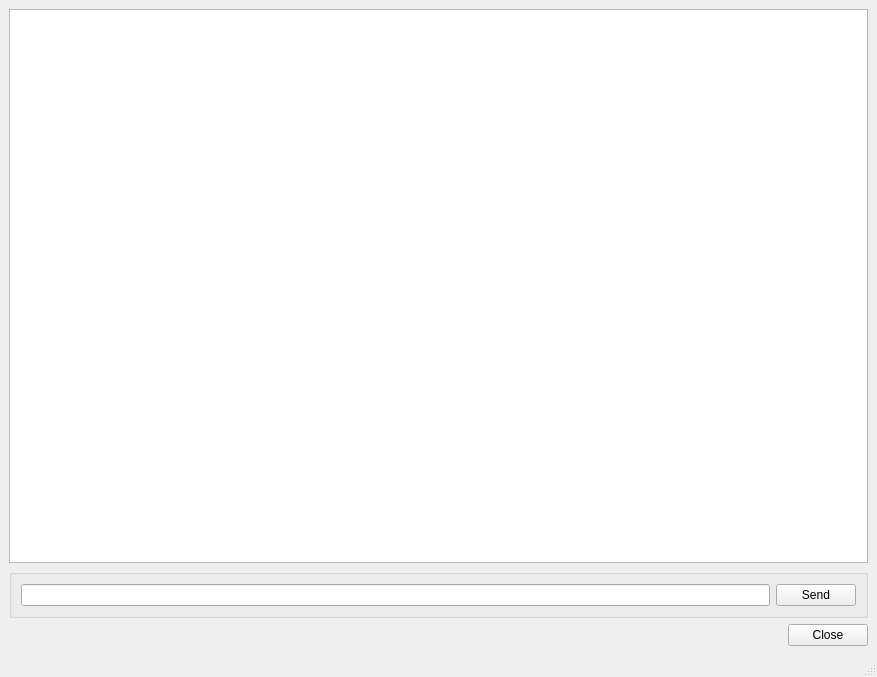
First picture: the form in Source/Tools/recon/MainWindow.ui, repository cat-anna/MoonGlare, before the edit.
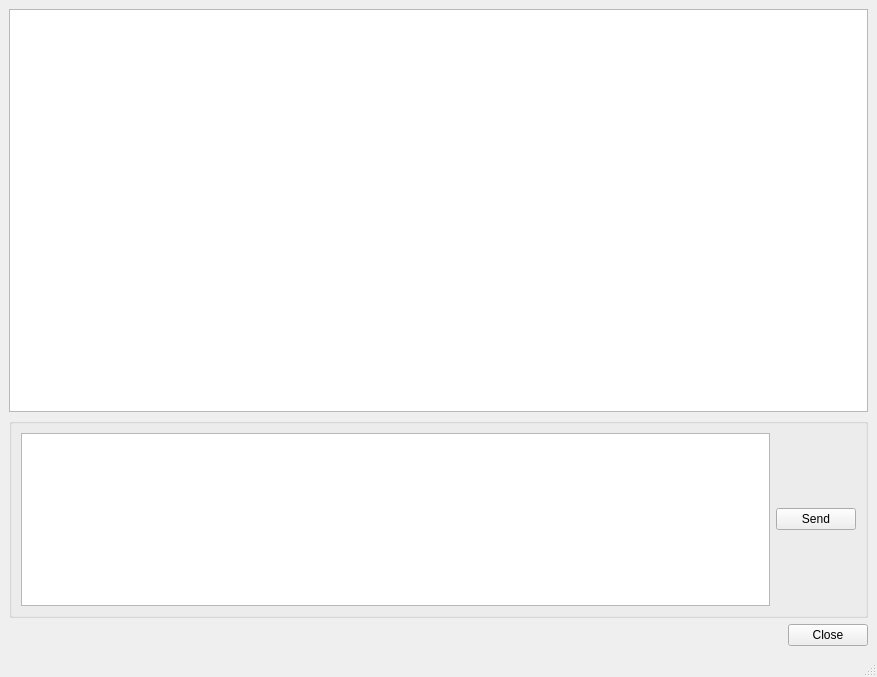
Second picture: the form after the edit.

```diff
--- a/Source/Tools/recon/MainWindow.ui
+++ b/Source/Tools/recon/MainWindow.ui
@@ -20,12 +20,18 @@
     </item>
     <item>
      <widget class="QGroupBox" name="groupBox">
+      <property name="maximumSize">
+       <size>
+        <width>16777215</width>
+        <height>200</height>
+       </size>
+      </property>
       <property name="title">
        <string/>
       </property>
       <layout class="QHBoxLayout" name="horizontalLayout">
        <item>
-        <widget class="QLineEdit" name="lineEdit"/>
+        <widget class="QPlainTextEdit" name="plainTextEdit"/>
        </item>
        <item>
         <widget class="QPushButton" name="pushButton">
```
